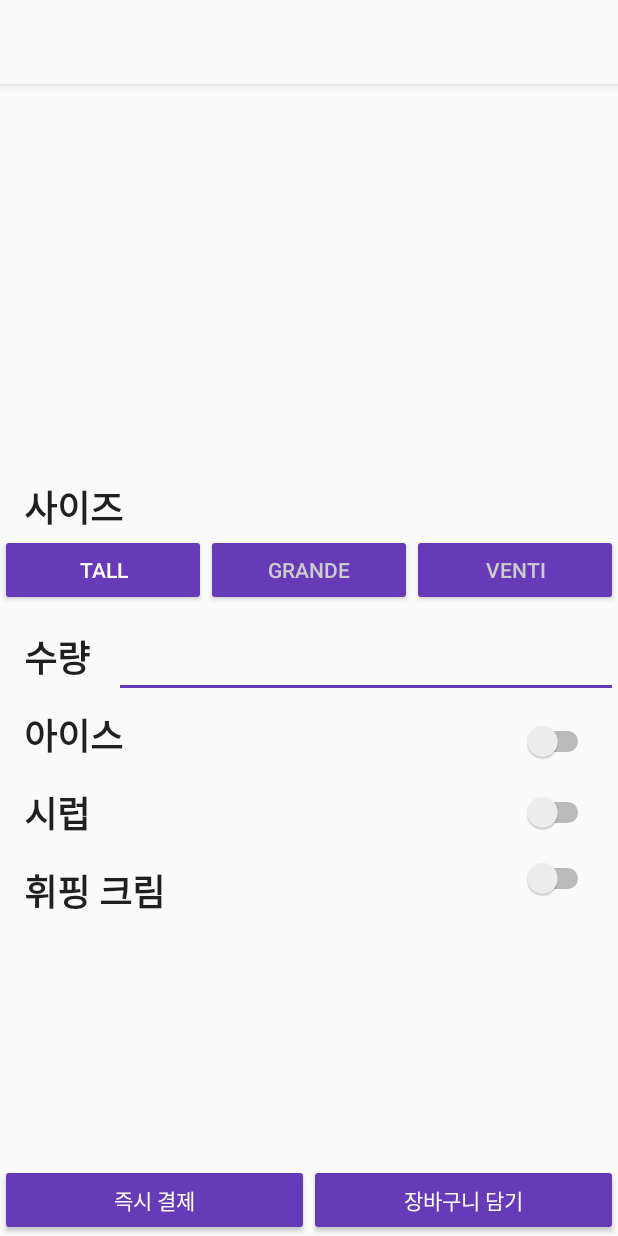
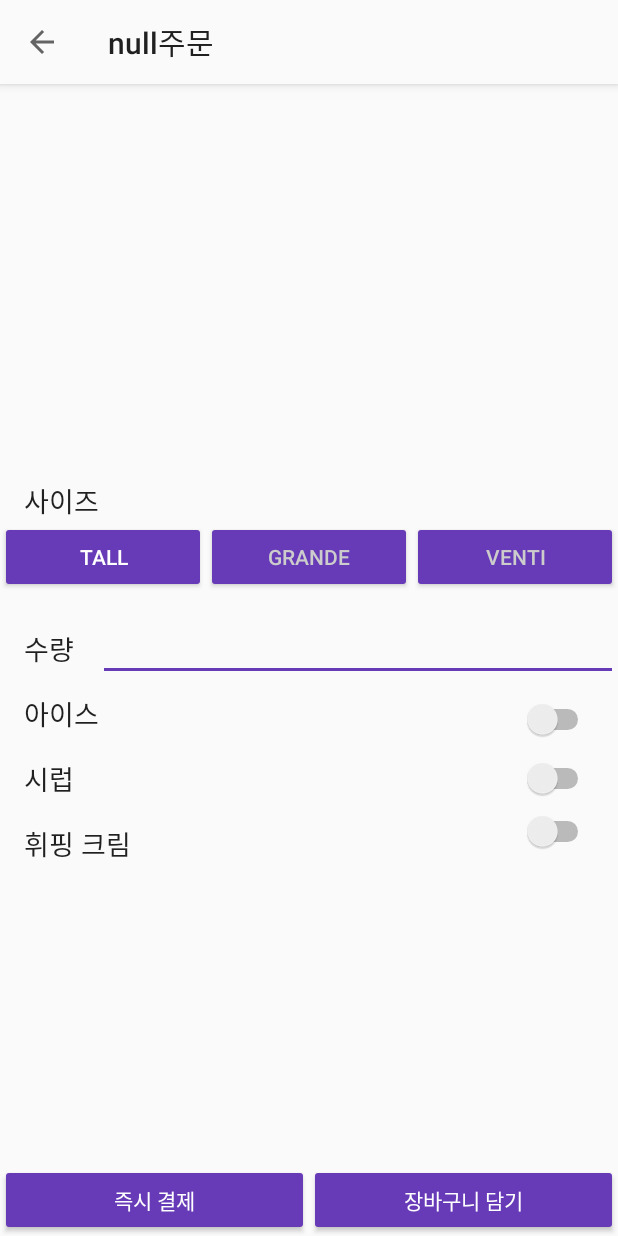
Before and after one commit to minsub0922/midasit-mobile-10-client, an Android app: the OrderActivity screen opened directly, with no data from a screen before it, on a phone screen of 412 x 824 dp. Run offline under Robolectric (Android 15) with nearby library versions, the phone set to English and light mode, and no system bars.

Commit message:
UI 수정

```diff
--- a/app/src/main/java/com/example/minseop/midasit/ui/adapter/CustomerHomeRecyclerAdpater.java
+++ b/app/src/main/java/com/example/minseop/midasit/ui/adapter/CustomerHomeRecyclerAdpater.java
@@ -34,7 +34,7 @@ public class CustomerHomeRecyclerAdpater extends RecyclerView.Adapter<CustomerHo
     public void onBindViewHolder(@NonNull CustomerHomeViewHolder holder, int position) {
         final HomeAdModel model = modelList.get(position);
         holder.text.setText(model.getText());
-        holder.menuImage.setImageDrawable(holder.itemView.getResources().getDrawable(R.drawable.ic_launcher_foreground));
+        holder.menuImage.setImageDrawable(holder.itemView.getResources().getDrawable(R.drawable.promotion));
     }
 
     @Override
--- a/app/src/main/java/com/example/minseop/midasit/ui/customer/CustomerMainActivity.java
+++ b/app/src/main/java/com/example/minseop/midasit/ui/customer/CustomerMainActivity.java
@@ -30,7 +30,7 @@ public class CustomerMainActivity extends AppCompatActivity {
         setupAppBar();
         setupBottomNavigation();
 
-        replaceViewPager(new MenuListFragment());
+        replaceViewPager(new CustomerHomeFragment());
     }
 
     @Override
--- a/app/src/main/java/com/example/minseop/midasit/ui/customer/MenuDetailActivity.java
+++ b/app/src/main/java/com/example/minseop/midasit/ui/customer/MenuDetailActivity.java
@@ -123,6 +123,8 @@ public class MenuDetailActivity extends AppCompatActivity {
             case android.R.id.home: { //toolbar의 back키 눌렀을 때 동작
                 finish();
                 return true;
+
+
             }
         }
         return super.onOptionsItemSelected(item);
--- a/app/src/main/java/com/example/minseop/midasit/ui/customer/OrderActivity.java
+++ b/app/src/main/java/com/example/minseop/midasit/ui/customer/OrderActivity.java
@@ -3,6 +3,7 @@ package com.example.minseop.midasit.ui.customer;
 import android.graphics.Color;
 import android.os.Bundle;
 import android.support.v7.app.AppCompatActivity;
+import android.support.v7.widget.Toolbar;
 import android.util.Log;
 import android.view.View;
 import android.widget.Button;
@@ -41,18 +42,36 @@ public class OrderActivity extends AppCompatActivity {
     private boolean syrup = false;
     private boolean whipping = false;
     private static final String TAG = OrderActivity.class.getSimpleName();
+    private String name, price;
 
     @Override
     protected void onCreate(Bundle savedInstanceState) {
         super.onCreate(savedInstanceState);
         setContentView(R.layout.activity_order);
+
+        name = getIntent().getStringExtra("name");
+        price = getIntent().getStringExtra("price");
+
         setupItemImage();
         setupSizeButtons();
         setupIceSwitch();
         setupSyrupSwitch();
         setupWhippingSwitch();
         setupButtons();
+        setupAppBar();
     }
+
+    private void setupAppBar() {
+        Toolbar toolbar = findViewById(R.id.order_toolbar);
+        setSupportActionBar(toolbar);
+
+        if (getSupportActionBar() != null) {
+            getSupportActionBar().setDisplayShowTitleEnabled(true);
+            getSupportActionBar().setDisplayHomeAsUpEnabled(true);
+            getSupportActionBar().setTitle(name+"주문");
+        }
+    }
+
 
     private void setupButtons() {
         payNowButton = findViewById(R.id.order_pay_now_button);
--- a/app/src/main/res/layout/activity_order.xml
+++ b/app/src/main/res/layout/activity_order.xml
@@ -18,7 +18,8 @@
         <android.support.v7.widget.Toolbar
             android:id="@+id/order_toolbar"
             android:layout_width="match_parent"
-            android:layout_height="match_parent" />
+            android:layout_height="match_parent"
+            app:titleTextColor="@color/textColorDarkPrimary"/>
 
     </android.support.design.widget.AppBarLayout>
 
@@ -28,6 +29,7 @@
         android:layout_height="0dp"
         app:layout_constraintBottom_toTopOf="@id/order_pay_now_button"
         app:layout_constraintEnd_toEndOf="parent"
+        app:layout_constraintHorizontal_bias="0.0"
         app:layout_constraintStart_toStartOf="parent"
         app:layout_constraintTop_toBottomOf="@id/order_app_bar">
 
@@ -57,8 +59,7 @@
                 android:paddingStart="@dimen/activity_margin"
                 android:text="@string/size"
                 android:textColor="@color/textColorDarkPrimary"
-                android:textSize="24sp"
-                android:textStyle="bold"
+                android:textSize="18dp"
                 app:layout_constraintEnd_toEndOf="parent"
                 app:layout_constraintStart_toStartOf="parent"
                 app:layout_constraintTop_toBottomOf="@id/order_item_image" />
@@ -104,13 +105,12 @@
                 android:id="@+id/order_count"
                 android:layout_width="0dp"
                 android:layout_height="wrap_content"
-                android:layout_marginTop="@dimen/activity_margin"
+                android:layout_marginTop="23dp"
                 android:paddingEnd="@dimen/activity_margin"
                 android:paddingStart="@dimen/activity_margin"
                 android:text="@string/count"
                 android:textColor="@color/textColorDarkPrimary"
-                android:textSize="24sp"
-                android:textStyle="bold"
+                android:textSize="18dp"
                 app:layout_constraintStart_toStartOf="parent"
                 app:layout_constraintTop_toBottomOf="@+id/order_size_tall_button" />
 
@@ -118,14 +118,14 @@
                 android:id="@+id/order_count_editText"
                 android:layout_width="0dp"
                 android:layout_height="wrap_content"
+                android:layout_marginTop="13dp"
                 android:ems="10"
-                android:layout_marginTop="@dimen/activity_margin"
+                android:inputType="number"
                 android:paddingEnd="@dimen/activity_margin"
                 android:paddingStart="@dimen/activity_margin"
-                android:inputType="number"
                 app:layout_constraintEnd_toEndOf="parent"
                 app:layout_constraintStart_toEndOf="@+id/order_count"
-                app:layout_constraintTop_toBottomOf="@+id/order_size_tall_button"/>
+                app:layout_constraintTop_toBottomOf="@+id/order_size_tall_button" />
 
             <TextView
                 android:id="@+id/order_ice_header"
@@ -137,8 +137,7 @@
                 android:paddingStart="@dimen/activity_margin"
                 android:text="@string/ice"
                 android:textColor="@color/textColorDarkPrimary"
-                android:textSize="24sp"
-                android:textStyle="bold"
+                android:textSize="18dp"
                 app:layout_constraintBottom_toTopOf="@id/order_syrup_header"
                 app:layout_constraintEnd_toStartOf="@id/order_ice_switch"
                 app:layout_constraintHorizontal_chainStyle="packed"
@@ -166,8 +165,7 @@
                 android:paddingStart="@dimen/activity_margin"
                 android:text="@string/syrup"
                 android:textColor="@color/textColorDarkPrimary"
-                android:textSize="24sp"
-                android:textStyle="bold"
+                android:textSize="18dp"
                 app:layout_constraintBottom_toTopOf="@id/order_whipping_header"
                 app:layout_constraintEnd_toStartOf="@id/order_syrup_switch"
                 app:layout_constraintStart_toStartOf="parent"
@@ -194,8 +192,7 @@
                 android:paddingStart="@dimen/activity_margin"
                 android:text="@string/whipping"
                 android:textColor="@color/textColorDarkPrimary"
-                android:textSize="24sp"
-                android:textStyle="bold"
+                android:textSize="18sp"
                 app:layout_constraintBottom_toBottomOf="parent"
                 app:layout_constraintEnd_toStartOf="@id/order_whipping_switch"
                 app:layout_constraintStart_toStartOf="parent"
--- a/app/src/main/res/layout/fragment_menu_management.xml
+++ b/app/src/main/res/layout/fragment_menu_management.xml
@@ -7,6 +7,7 @@
     android:orientation="vertical">
     <android.support.constraint.ConstraintLayout
         android:layout_width="match_parent"
+
         android:layout_height="match_parent">
         <ScrollView
             android:id="@+id/scv_menu_management"
--- a/app/src/main/res/layout/menuitem_cardview.xml
+++ b/app/src/main/res/layout/menuitem_cardview.xml
@@ -17,6 +17,8 @@
 
         <ImageView
             android:id="@+id/menuitem_card_image"
+            android:src="@drawable/capuchino"
+            android:scaleType="fitXY"
             android:layout_width="128dp"
             android:layout_height="128dp"
             app:layout_constraintBottom_toTopOf="@id/menuitem_card_name"
--- a/app/src/main/res/layout/menuitem_gridview.xml
+++ b/app/src/main/res/layout/menuitem_gridview.xml
@@ -17,6 +17,7 @@
 
         <ImageView
             android:id="@+id/menuitem_grid_image"
+            android:src="@drawable/capuchino"
             android:layout_width="0dp"
             android:layout_height="0dp"
             app:layout_constraintBottom_toTopOf="@id/menuitem_grid_name"
--- a/app/src/main/res/layout/menuitem_management.xml
+++ b/app/src/main/res/layout/menuitem_management.xml
@@ -14,7 +14,8 @@
         android:id="@+id/img_menuitem_child_management"
         android:layout_width="70dp"
         android:layout_height="70dp"
-        android:src="@drawable/ic_launcher_background"/>
+        android:scaleType="fitXY"
+        android:src="@drawable/capuchino"/>
     <LinearLayout
         android:padding="10dp"
         android:orientation="vertical"
```
Also changed, not shown: app/src/main/java/com/example/minseop/midasit/ui/adapter/MenuItemRecyclerAdapter.java (+6 -1 lines), app/src/main/res/layout/activity_login.xml (+14 -1 lines), app/src/main/res/drawable/bgr.jpg (added), app/src/main/res/drawable/bgr2.png (added), app/src/main/res/drawable/capuchino.jpg (added), app/src/main/res/drawable/logo.png (added), app/src/main/res/drawable/promotion.png (added).
